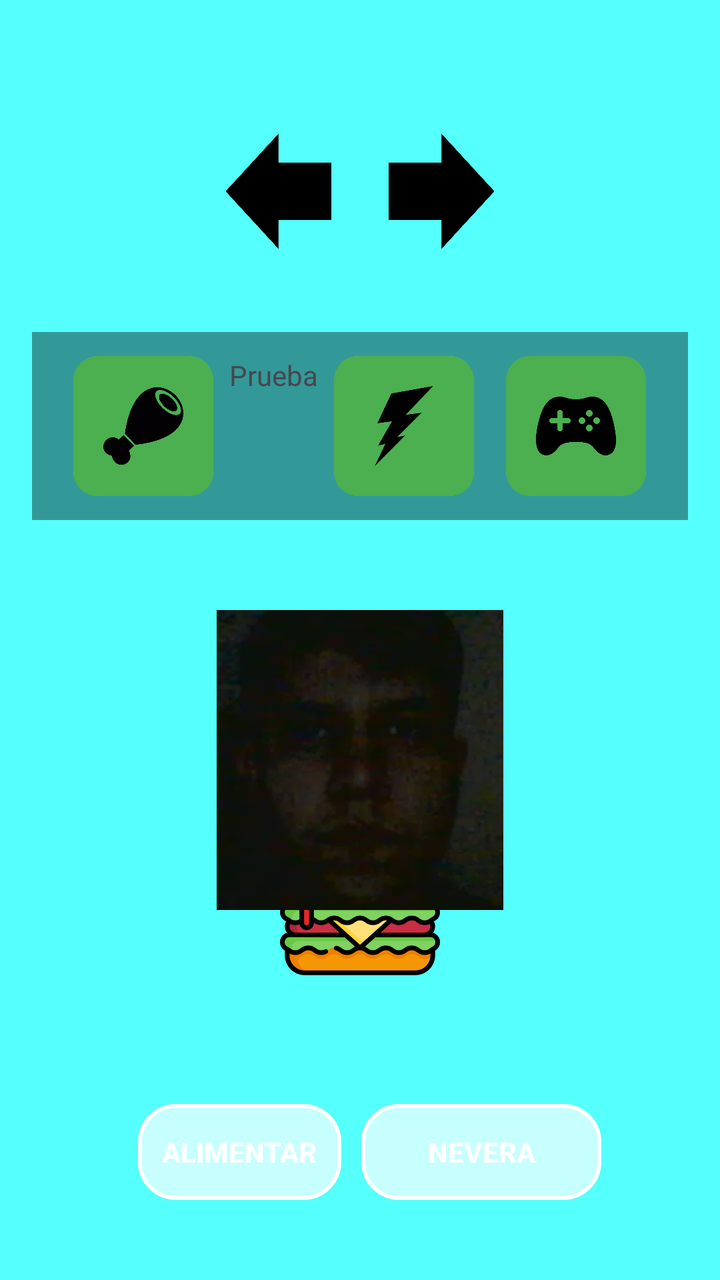
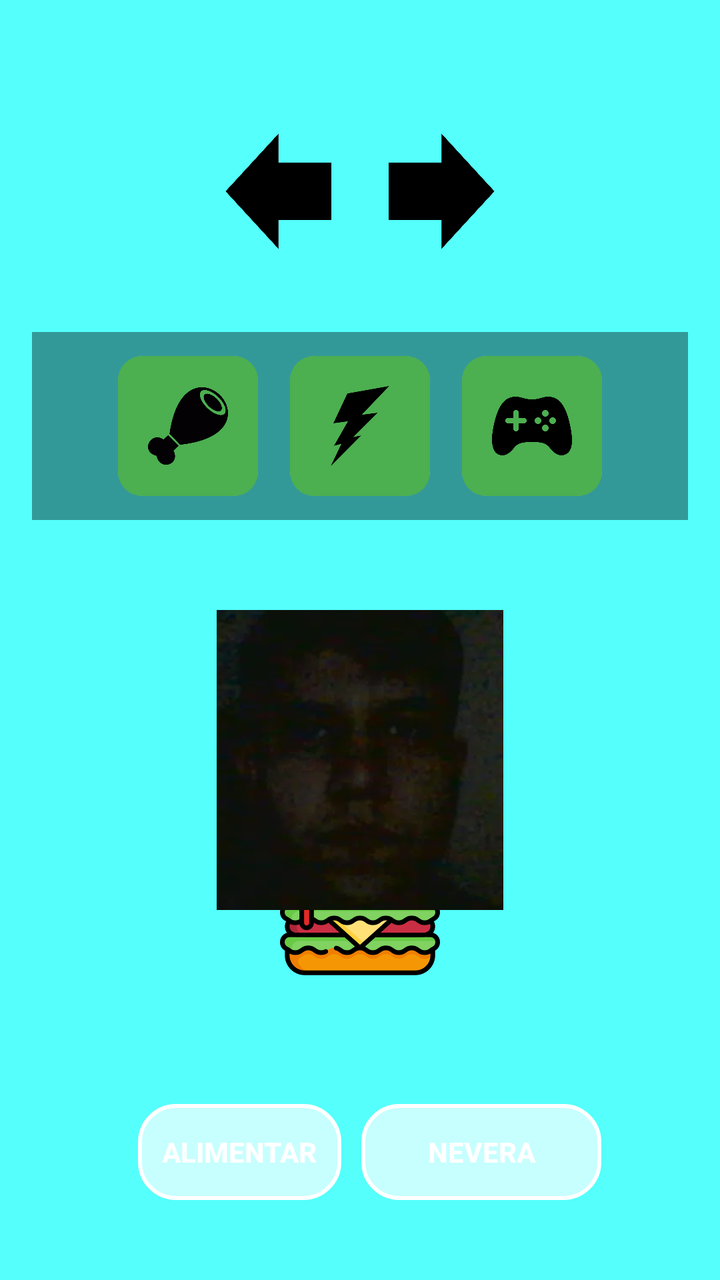

Two renders of the same Android screen: before a commit and after it. Below are the layout's source before the change and the commit's diff.
<!-- AndroidManifest.xml: application theme Theme.Poupirata2 -->
<!-- res/layout/activity_main.xml -->
<?xml version="1.0" encoding="utf-8"?>
<FrameLayout
    xmlns:android="http://schemas.android.com/apk/res/android"
    android:layout_width="match_parent"
    android:layout_height="match_parent">

    
    <ViewFlipper
        android:id="@+id/viewFlipper"
        android:layout_width="match_parent"
        android:layout_height="match_parent">

    
        <FrameLayout
            android:layout_width="match_parent"
            android:layout_height="match_parent">

            
            <ImageView
                android:layout_width="match_parent"
                android:layout_height="match_parent"
                android:src="@drawable/fondo1"
                android:scaleType="centerCrop"/>

            <ImageView
                android:id="@+id/imgComida"
                android:layout_width="80dp"
                android:layout_height="80dp"
                android:src="@drawable/ic_comida"
                android:layout_gravity="bottom|center_horizontal"
                android:layout_margin="150dp"/>

            <LinearLayout
                android:layout_width="match_parent"
                android:layout_height="match_parent"
                android:orientation="horizontal"
                android:gravity="bottom|center_horizontal"
                android:layout_marginBottom="40dp">
                

                <Button
                    android:id="@+id/btnAlimentar"
                    android:layout_width="wrap_content"
                    android:layout_height="wrap_content"
                    android:text="Alimentar"
                    android:background="@drawable/button_style"
                    android:textColor="#FFFFFF"
                    android:textStyle="bold"
                    android:backgroundTint="@null"
                    android:layout_marginStart="10dp"/>

                <Button
                    android:id="@+id/btnNevera"
                    android:layout_width="120dp"
                    android:layout_height="wrap_content"
                    android:text="Nevera"
                    android:background="@drawable/button_style"
                    android:textColor="#FFFFFF"
                    android:textStyle="bold"
                    android:backgroundTint="@null"
                    android:layout_marginStart="10dp"/>
            </LinearLayout>
        </FrameLayout>

        
        <FrameLayout
            android:layout_width="match_parent"
            android:layout_height="match_parent">

            
            <ImageView
                android:layout_width="match_parent"
                android:layout_height="match_parent"
                android:src="@drawable/fondo3"
                android:scaleType="centerCrop"/>

            
            <LinearLayout
                android:layout_width="match_parent"
                android:layout_height="match_parent"
                android:orientation="horizontal"
                android:gravity="bottom|center_horizontal"
                android:layout_marginBottom="40dp">

                <Button
                    android:id="@+id/btnDormir"
                    android:layout_width="wrap_content"
                    android:layout_height="wrap_content"
                    android:text="Dormir"
                    android:background="@drawable/button_style"
                    android:textColor="#FFFFFF"
                    android:textStyle="bold"
                    android:backgroundTint="@null"
                    android:layout_marginStart="10dp"/>

                <Button
                    android:id="@+id/btnLogros"
                    android:layout_width="120dp"
                    android:layout_height="wrap_content"
                    android:text="Coche"
                    android:background="@drawable/button_style"
                    android:textColor="#FFFFFF"
                    android:textStyle="bold"
                    android:backgroundTint="@null"
                    android:layout_marginStart="10dp"/>

            </LinearLayout>

        </FrameLayout>



        <FrameLayout
            android:layout_width="match_parent"
            android:layout_height="match_parent">

            
            <ImageView
                android:layout_width="match_parent"
                android:layout_height="match_parent"
                android:src="@drawable/fondo2"
                android:scaleType="centerCrop"/>

            <LinearLayout
                android:layout_width="match_parent"
                android:layout_height="match_parent"
                android:orientation="horizontal"
                android:gravity="bottom|center_horizontal"
                android:layout_marginBottom="40dp">

                <Button
                    android:id="@+id/btnJugar"
                    android:layout_width="wrap_content"
                    android:layout_height="wrap_content"
                    android:text="Jugar"
                    android:background="@drawable/button_style"
                    android:textColor="#FFFFFF"
                    android:textStyle="bold"
                    android:backgroundTint="@null"
                    android:layout_marginStart="10dp"/>

                <Button
                    android:id="@+id/btnCoche"
                    android:layout_width="120dp"
                    android:layout_height="wrap_content"
                    android:text="Coche"
                    android:background="@drawable/button_style"
                    android:textColor="#FFFFFF"
                    android:textStyle="bold"
                    android:backgroundTint="@null"
                    android:layout_marginStart="10dp"/>

            </LinearLayout>

        </FrameLayout>



    </ViewFlipper>

    
    <LinearLayout
        android:id="@+id/layoutMain"
        android:layout_width="match_parent"
        android:layout_height="match_parent"
        android:orientation="vertical"
        android:gravity="center_horizontal"
        android:padding="16dp">

        
        <LinearLayout
            android:paddingTop="50dp"
            android:layout_width="match_parent"
            android:layout_height="wrap_content"
            android:orientation="horizontal"
            android:gravity="center">

            <ImageButton
                android:id="@+id/btnFlecha1"
                android:layout_width="60dp"
                android:layout_height="60dp"
                android:src="@drawable/flechaizquierda"
                android:background="@android:color/transparent"
                android:scaleType="fitCenter"/>

            <Space
                android:layout_width="20dp"
                android:layout_height="1dp"/>

            <ImageButton
                android:id="@+id/btnFlecha2"
                android:layout_width="60dp"
                android:layout_height="60dp"
                android:src="@drawable/flechaderecha"
                android:background="@android:color/transparent"
                android:scaleType="fitCenter"/>
        </LinearLayout>

        <Space
            android:layout_width="match_parent"
            android:layout_height="40dp"/>

        <LinearLayout
            android:layout_width="match_parent"
            android:layout_height="wrap_content"
            android:gravity="center_horizontal"
            android:background="#66000000"
            android:padding="12dp">

            
            

            <FrameLayout
                android:layout_marginHorizontal="8dp"
                android:id="@+id/boxHambre"
                android:layout_width="70dp"
                android:layout_height="70dp"
                android:background="@drawable/stat_border"
                android:clipToOutline="true">



                <View
                    android:id="@+id/fillHambre"
                    android:layout_width="match_parent"
                    android:layout_height="match_parent"
                    android:layout_gravity="bottom"
                    android:background="#4CAF50"/>

                <ImageView
                    android:layout_width="40dp"
                    android:layout_height="40dp"
                    android:src="@drawable/ic_hambre"
                    android:layout_gravity="center"/>

            </FrameLayout>

            
            

            <TextView
                android:id="@+id/testHambre"
                android:layout_width="wrap_content"
                android:layout_height="match_parent"
                android:text="Prueba"/>

            <FrameLayout
                android:layout_marginHorizontal="8dp"
                android:id="@+id/boxEnergia"
                android:layout_width="70dp"
                android:layout_height="70dp"
                android:background="@drawable/stat_border"
                android:clipToOutline="true">

                <View
                    android:id="@+id/fillEnergia"
                    android:layout_width="match_parent"
                    android:layout_height="match_parent"
                    android:layout_gravity="bottom"
                    android:background="#4CAF50"/>

                <ImageView
                    android:layout_width="40dp"
                    android:layout_height="40dp"
                    android:src="@drawable/ic_energia"
                    android:layout_gravity="center"/>

            </FrameLayout>

            
            

            <FrameLayout
                android:id="@+id/boxFelicidad"
                android:layout_width="70dp"
                android:layout_height="70dp"
                android:background="@drawable/stat_border"
                android:clipToOutline="true"
                android:layout_marginHorizontal="8dp">

                <View
                    android:id="@+id/fillFelicidad"
                    android:layout_width="match_parent"
                    android:layout_height="match_parent"
                    android:layout_gravity="bottom"
                    android:background="#4CAF50"/>

                <ImageView
                    android:layout_width="40dp"
                    android:layout_height="40dp"
                    android:src="@drawable/ic_felicidad"
                    android:layout_gravity="center"/>

            </FrameLayout>

        </LinearLayout>

        <Space
            android:layout_width="match_parent"
            android:layout_height="45dp"/>

        
        <ImageView
            android:id="@+id/imgMascota"
            android:layout_width="150dp"
            android:layout_height="150dp"
            android:src="@drawable/ic_mascota"
            android:layout_marginBottom="20dp"/>

    </LinearLayout>

    
    <FrameLayout
        android:id="@+id/menuNevera"
        android:layout_width="match_parent"
        android:layout_height="match_parent"
        android:background="#88000000"
        android:visibility="invisible"
        >

        
        <LinearLayout
            android:layout_width="300dp"
            android:layout_height="wrap_content"
            android:orientation="vertical"
            android:layout_gravity="center"
            android:background="#DD222222"
            android:padding="20dp">

            <TextView
                android:layout_width="wrap_content"
                android:layout_height="wrap_content"
                android:text="Selecciona comida"
                android:textColor="#FFFFFF"
                android:textSize="20sp"
                android:textStyle="bold"
                android:layout_gravity="center"/>

            <Space
                android:layout_width="match_parent"
                android:layout_height="20dp"/>

            
            <LinearLayout
                android:layout_width="match_parent"
                android:layout_height="wrap_content"
                android:orientation="horizontal"
                android:gravity="center">

                <ImageButton
                    android:id="@+id/btnManzana"
                    android:layout_width="70dp"
                    android:layout_height="70dp"
                    android:src="@drawable/ic_manzana"
                    android:background="@android:color/transparent"
                    android:scaleType="centerInside"
                    android:padding="8dp"
                    android:adjustViewBounds="true"/>

                <ImageButton
                    android:id="@+id/btnPizza"
                    android:layout_width="70dp"
                    android:layout_height="70dp"
                    android:src="@drawable/ic_pizza"
                    android:scaleType="centerInside"
                    android:padding="8dp"
                    android:adjustViewBounds="true"
                    android:background="@android:color/transparent"/>

                <ImageButton
                    android:id="@+id/btnHamburguesa"
                    android:layout_width="70dp"
                    android:layout_height="70dp"
                    android:src="@drawable/ic_comida"
                    android:scaleType="centerInside"
                    android:padding="8dp"
                    android:adjustViewBounds="true"
                    android:background="@android:color/transparent"/>

            </LinearLayout>

        </LinearLayout>

    </FrameLayout>

</FrameLayout>
<!-- resources referenced by this layout -->
<resources>
  <!-- drawable button_style (drawable) -->
  <?xml version="1.0" encoding="utf-8"?>
  <shape xmlns:android="http://schemas.android.com/apk/res/android">
  
      <solid android:color="#AAFFFFFF"/>
  
      <corners android:radius="18dp"/>
  
      <stroke
          android:width="2dp"
          android:color="#FFFFFF"/>
  
      <padding
          android:left="12dp"
          android:top="8dp"
          android:right="12dp"
          android:bottom="8dp"/>
  
  </shape>
  <!-- drawable flechaderecha: png bitmap (drawable, 6827 bytes) -->
  <!-- drawable flechaizquierda: png bitmap (drawable, 7644 bytes) -->
  <!-- drawable fondo1: png bitmap (drawable, 237 bytes) -->
  <!-- drawable fondo2: png bitmap (drawable, 237 bytes) -->
  <!-- drawable fondo3: png bitmap (drawable, 237 bytes) -->
  <!-- drawable ic_comida: png bitmap (drawable, 40012 bytes) -->
  <!-- drawable ic_energia: png bitmap (drawable, 9034 bytes) -->
  <!-- drawable ic_felicidad: png bitmap (drawable, 11096 bytes) -->
  <!-- drawable ic_hambre: png bitmap (drawable, 7896 bytes) -->
  <!-- drawable ic_manzana: png bitmap (drawable, 18399 bytes) -->
  <!-- drawable ic_mascota: png bitmap (drawable, 108477 bytes) -->
  <!-- drawable ic_pizza: png bitmap (drawable, 69630 bytes) -->
  <!-- drawable stat_border (drawable) -->
  <?xml version="1.0" encoding="utf-8"?>
  <shape xmlns:android="http://schemas.android.com/apk/res/android">
  
      <solid android:color="#333333"/>
  
      <stroke
          android:width="2dp"
          android:color="#FFFFFF"/>
  
      <corners android:radius="12dp"/>
  
  </shape>
  <style name="Theme.Poupirata2" parent="Base.Theme.Poupirata2" />
  <style name="Base.Theme.Poupirata2" parent="Theme.Material3.DayNight.NoActionBar">
          
          
      </style>
</resources>

<!-- the commit's change to res/layout/activity_main.xml (unified diff, before → after) -->
@@ -237,12 +237,6 @@
 
             
             
-
-            <TextView
-                android:id="@+id/testHambre"
-                android:layout_width="wrap_content"
-                android:layout_height="match_parent"
-                android:text="Prueba"/>
 
             <FrameLayout
                 android:layout_marginHorizontal="8dp"
